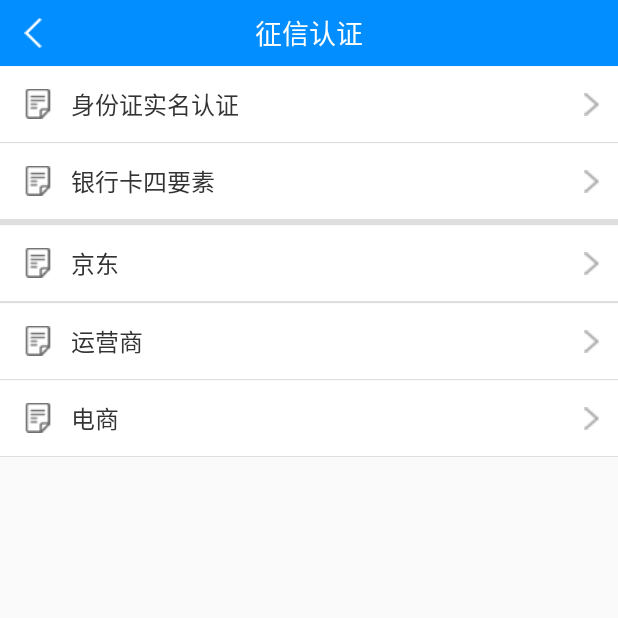
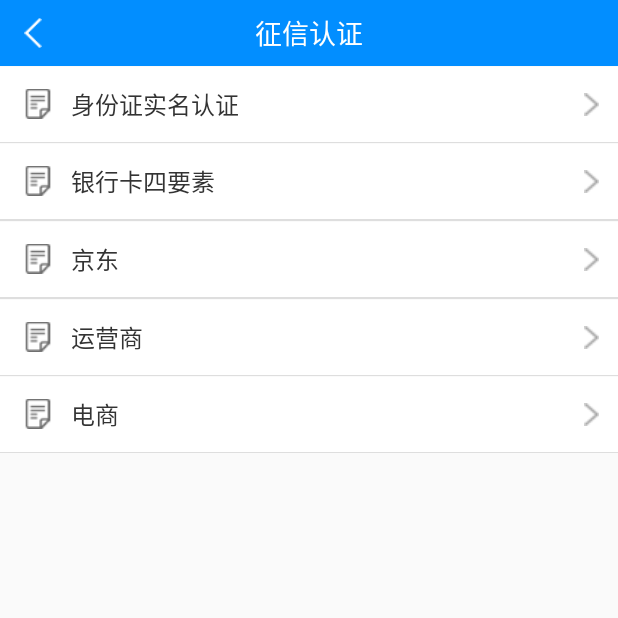
Before and after one commit to ibisTime/xn-htloan-android, an Android app: the ZXListActivity screen opened directly, with no data from a screen before it, on a phone screen of 412 x 824 dp, the top half of it. Run offline under Robolectric (Android 15) with nearby library versions, the phone set to English and light mode, and no system bars; our stand-ins replace EventBus, RxJava, data binding; libraries missing offline, so code that uses them is left out: com.alibaba.android, com.alibaba.fastjson, com.scwang.smartrefresh; 7 statements that could not run were skipped.

Commit message:
140版本  修改

```diff
--- a/app/src/main/java/com/cdkj/huatuweitong/api/MyApiServer.java
+++ b/app/src/main/java/com/cdkj/huatuweitong/api/MyApiServer.java
@@ -535,4 +535,14 @@ public interface MyApiServer {
     @POST("api")
     Call<BaseResponseModel<ZXTypeBean>> getZXType(@Field("code") String code, @Field("json") String json);
 
+    /**
+     * 检查房间id
+     *
+     * @param code
+     * @return
+     */
+    @FormUrlEncoded
+    @POST("api")
+    Call<BaseResponseModel<Integer>> checkRoomId(@Field("code") String code, @Field("json") String json);
+
 }
--- a/app/src/main/java/com/cdkj/huatuweitong/module/mfirst_page/CarLoanCalculatorActivity.java
+++ b/app/src/main/java/com/cdkj/huatuweitong/module/mfirst_page/CarLoanCalculatorActivity.java
@@ -146,7 +146,7 @@ public class CarLoanCalculatorActivity extends AbsBaseLoadActivity {
      * 获取利率
      */
     private void getSysteamRat() {
-        DataHelper.getSystemKey(this, "car_periods", list -> {
+        DataHelper.getSystemType(this, "car_periods", list -> {
             if (list != null && list.size() > 0) {
 
                 rate = Double.parseDouble(list.get(0).getCvalue()) / 100;
--- a/app/src/main/res/layout/activity_zxlist.xml
+++ b/app/src/main/res/layout/activity_zxlist.xml
@@ -44,7 +44,9 @@
                 app:img_right="@drawable/more_right"
                 app:txt_left="社保" />
 
-            <View style="@style/style_split_line" />
+            <View
+                style="@style/style_split_line"
+                android:visibility="gone" />
 
             <com.cdkj.baselibrary.views.RowInfoLayout
                 android:id="@+id/ril_sa"
@@ -55,7 +57,9 @@
                 app:img_right="@drawable/more_right"
                 app:txt_left="涉案查询" />
 
-            <View style="@style/style_split_line" />
+            <View
+                style="@style/style_split_line"
+                android:visibility="gone" />
 
             <com.cdkj.baselibrary.views.RowInfoLayout
                 android:id="@+id/ril_sx"
@@ -66,7 +70,9 @@
                 app:img_right="@drawable/more_right"
                 app:txt_left="失信被执行人" />
 
-            <View style="@style/style_split_line" />
+            <View
+                style="@style/style_split_line"
+                android:visibility="gone" />
 
             <com.cdkj.baselibrary.views.RowInfoLayout
                 android:id="@+id/ril_gjj"
@@ -77,7 +83,9 @@
                 app:img_right="@drawable/more_right"
                 app:txt_left="公积金" />
 
-            <View style="@style/style_split_line" />
+            <View
+                style="@style/style_split_line"
+                android:visibility="gone" />
 
             <com.cdkj.baselibrary.views.RowInfoLayout
                 android:id="@+id/ril_tb"
--- a/app/src/main/res/layout/activity_zxyys.xml
+++ b/app/src/main/res/layout/activity_zxyys.xml
@@ -24,6 +24,7 @@
             <!--</com.cdkj.huatuweitong.view.MyEditLayout>-->
 
             <com.cdkj.huatuweitong.view.MyEditLayout
+                android:visibility="gone"
                 android:id="@+id/myEL_bankcard"
                 android:layout_width="match_parent"
                 android:layout_height="wrap_content"
--- a/cdcommon/src/main/java/com/cdkj/baselibrary/nets/RetrofitUtils.java
+++ b/cdcommon/src/main/java/com/cdkj/baselibrary/nets/RetrofitUtils.java
@@ -35,7 +35,7 @@ public class RetrofitUtils {
     private static Retrofit getInstance() {
         if (retrofitInstance == null) {
             retrofitInstance = new Retrofit.Builder()
-                    .baseUrl(getBaseURL(DEBUG))
+                    .baseUrl(getBaseURL(TEST))
                     .client(OkHttpUtils.getInstance())
                     .addConverterFactory(FastJsonConVerter.create())
 //                    .addCallAdapterFactory(RxJava2CallAdapterFactory.create())
@@ -68,7 +68,7 @@ public class RetrofitUtils {
             case DEBUG:
                 return "http://120.26.6.213:2401/forward-service/";//研发环境
             case TEST:
-                return "http://47.96.161.183:2401/forward-service/";//测试
+                return "http://47.99.163.139:2401/forward-service/";//测试
             case RELEASE:
                 return "http://39.104.89.43:2401/forward-service/";//正式环境
         }
```
Also changed, not shown: app/src/main/java/com/cdkj/huatuweitong/module/main_tab/UserFragment.java (+34 -4 lines), app/src/main/java/com/cdkj/huatuweitong/module/reimbursement/CarLoanDetailsActivity.java (+46 -6 lines), app/src/main/java/com/cdkj/huatuweitong/module/user/zx/ZXListActivity.java (+29 -33 lines), app/src/main/java/com/cdkj/huatuweitong/module/user/zx/ZXYYSActivity.java (+3 -19 lines), app/src/main/java/com/cdkj/huatuweitong/utlis/DataHelper.java (+33 -2 lines), app/src/main/res/layout/activity_car_loan_details.xml (+9 -0 lines).
